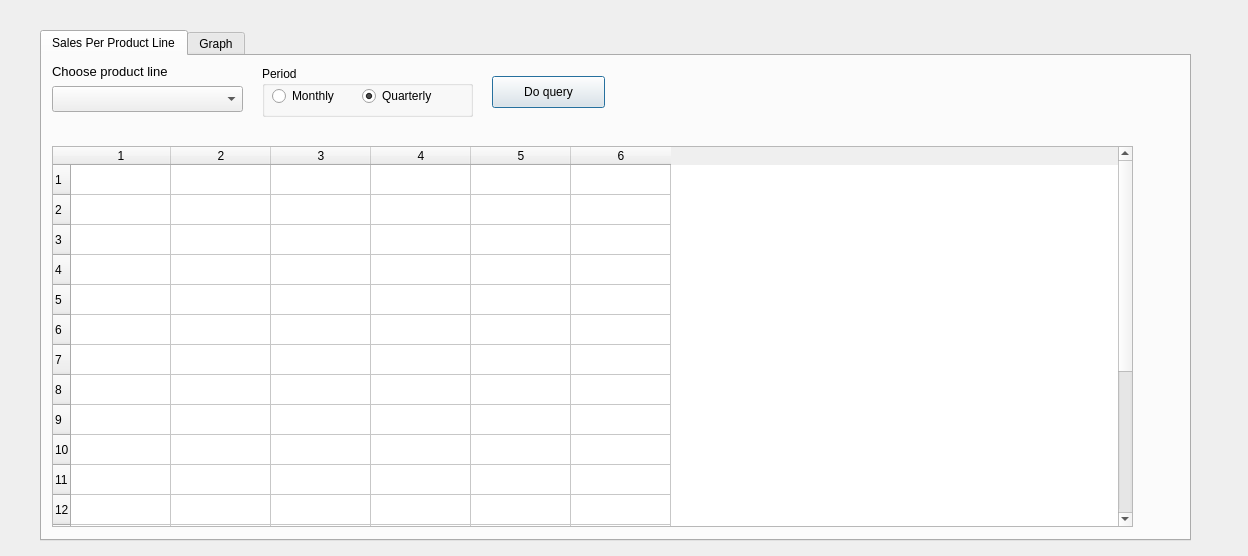
Before: the Qt Designer form productLines_dialog.ui in chiphanmsda/product-sales-analytics-gui, drawn with Qt 5.
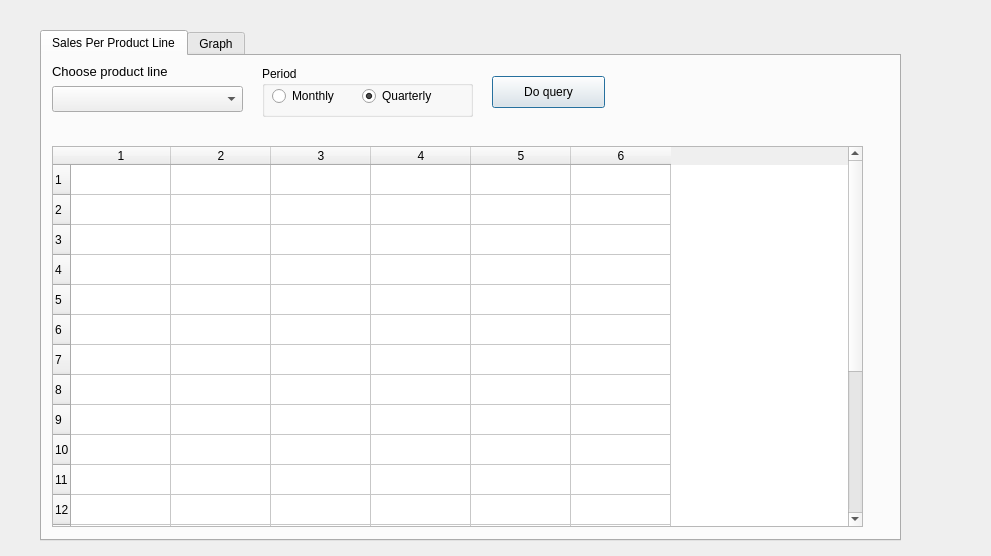
After: the same form once the commit is applied.

```diff
--- a/productLines_dialog.ui
+++ b/productLines_dialog.ui
@@ -6,7 +6,7 @@
    <rect>
     <x>0</x>
     <y>0</y>
-    <width>1248</width>
+    <width>991</width>
     <height>556</height>
    </rect>
   </property>
@@ -18,7 +18,7 @@
     <rect>
      <x>40</x>
      <y>30</y>
-     <width>1151</width>
+     <width>861</width>
      <height>511</height>
     </rect>
    </property>
@@ -75,7 +75,7 @@
       <rect>
        <x>10</x>
        <y>90</y>
-       <width>1081</width>
+       <width>811</width>
        <height>381</height>
       </rect>
      </property>
```
